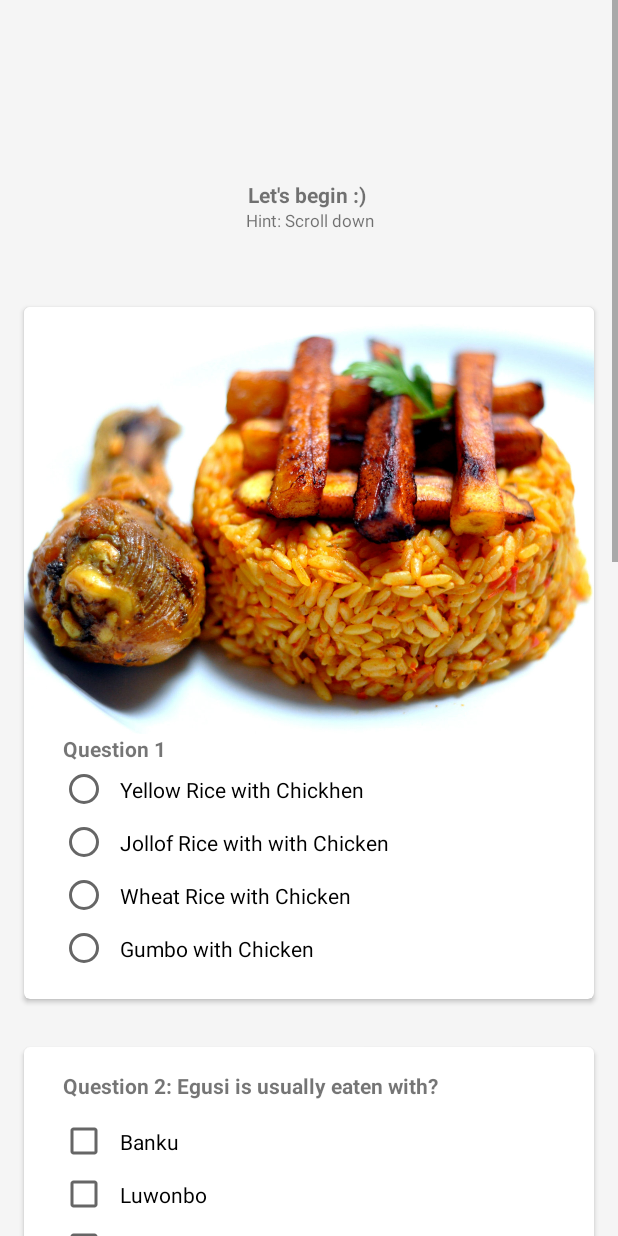
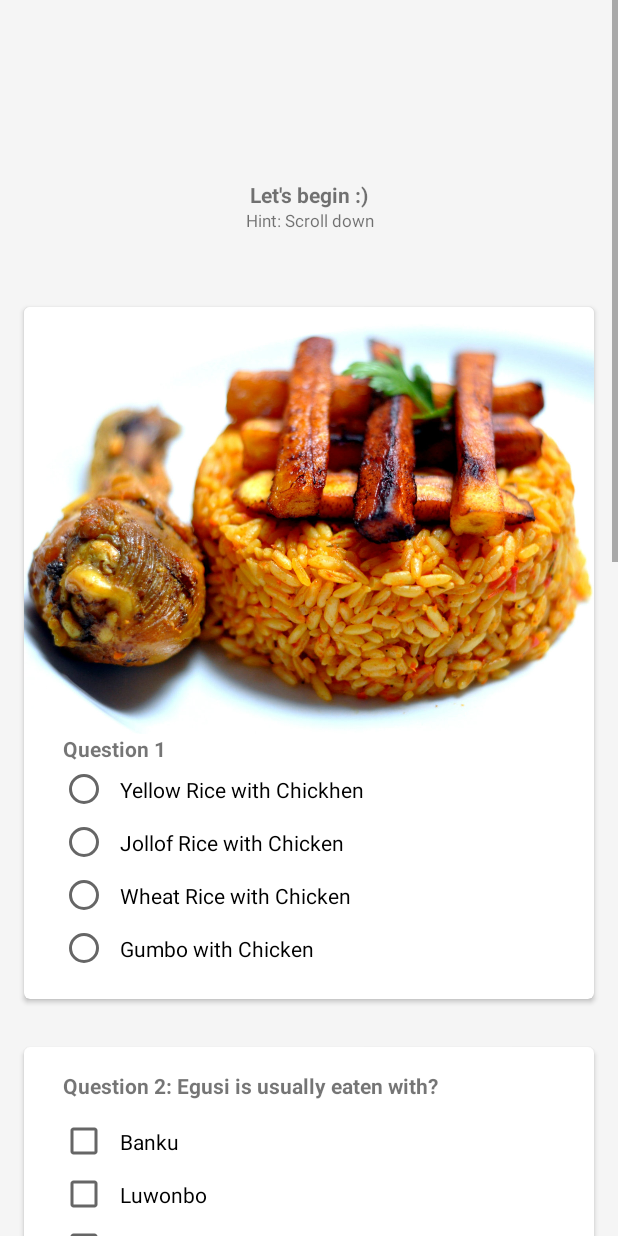
Before and after one commit to baiden/Quiz-App, an Android app: the MainActivity screen opened directly, with no data from a screen before it, on a phone screen of 412 x 824 dp. Run offline under Robolectric (Android 15) with nearby library versions, the phone set to English and light mode, and no system bars; Roboto replaces fonts that are not available here.

Commit message:
I fixed the submit button issue which keeps adding whenever the button is clicked. I simply disabled it after it has served its purpose. I also fixed question one B's typo in the xml. Lastly, I updated the comments in the MainActivity.java file and updated the strings.xml file.

```diff
--- a/app/src/main/java/com/example/android/quizapp2/MainActivity.java
+++ b/app/src/main/java/com/example/android/quizapp2/MainActivity.java
@@ -176,16 +176,19 @@ public class MainActivity extends AppCompatActivity {
 
                                 String scoreMessage = createScoreSummary(name, totalQuizScore);
                                 if (totalQuizScore >= 80){
-                                    Toast.makeText(this, scoreMessage + "Bravo! :)", Toast.LENGTH_LONG).show();
+                                    Toast.makeText(this, scoreMessage + " Bravo! :)", Toast.LENGTH_LONG).show();
+                                    disableSubmitButton();
                                     startActivity(new Intent(Intent.ACTION_VIEW, Uri.parse("https://www.youtube.com/watch?v=rW6M8D41ZWU")));
                                 }
                                 else {
-                                    Toast.makeText(this, scoreMessage + "Not bad, better luck next time ;)", Toast.LENGTH_LONG).show();
+                                    Toast.makeText(this, scoreMessage + " Not bad, better luck next time ;)", Toast.LENGTH_LONG).show();
+                                    disableSubmitButton();
                                 }
                             }
                             if (totalQuizScore <= 59){
                                 String scoreMessage = createScoreSummary(name, totalQuizScore);
                                 Toast.makeText(this, scoreMessage + " Try again :(", Toast.LENGTH_LONG).show();
+                                disableSubmitButton();
                             }
 
                             }
@@ -212,6 +215,7 @@ public class MainActivity extends AppCompatActivity {
      */
     private int computeTotalQuizScore(boolean addBanku, boolean addLuwonbo, boolean addIrio, boolean addEba, boolean addNigeriaQ3,
                                       boolean addGhanaQ3, boolean addTunisia, boolean addWakanda, String questionFourInput, boolean addNigeria, boolean addGhana) {
+
             totalQuizScore += questionOneResults;
             totalQuizScore += getQuestionTwoScore(addBanku, addLuwonbo, addIrio, addEba);
             totalQuizScore += getQuestionThreeScore(addNigeriaQ3, addGhanaQ3, addTunisia, addWakanda);
@@ -225,7 +229,7 @@ public class MainActivity extends AppCompatActivity {
     /**
      * Creates a summary of your score
      *
-     * @param name              of the user
+     * @param name of the user
      * @param addTotalQuizScore contains the total Quiz Score
      * @return text summary of quiz scores
      */
@@ -242,23 +246,23 @@ public class MainActivity extends AppCompatActivity {
         switch (view.getId()) {
             case R.id.yellowRiceOneRadioButton:
                 if (checked1) {
-                    questionOneResults = 0;
+                    questionOneResults = 0; //Wrong answer, hence a penalty of 10 marks is deducted
                     break;
                 }
             case R.id.jollofRiceOneRadioButton:
                 if (checked1) {
-                    questionOneResults = eachQuizScore;
+                    questionOneResults = eachQuizScore; //Correct answer
                     break;
                 }
             case R.id.wheatRiceOneRadioButton:
                 if (checked1) {
-                    questionOneResults = 0;
+                    questionOneResults = 0; //Wrong answer, hence a penalty of 10 marks is deducted
                     break;
                 }
 
             case R.id.gumboOneRadioButton:
                 if (checked1){
-                    questionOneResults = 0;
+                    questionOneResults = 0; //Wrong answer, hence a penalty of 10 marks is deducted
                     break;
                 }
         }
@@ -270,10 +274,10 @@ public class MainActivity extends AppCompatActivity {
     /**
      * Gets Question Two's Score
      *
-     * @param addBanku    adds 5 marks to Question 2's score
-     * @param addLuwonbo adds 5 marks to Question 2's score
-     * @param addLuwonbo  sets Question 2's score to 0
-     * @param addEba      adds 5 marks to Question 2's score
+     * @param addBanku    adds 10 marks to Question 2's score
+     * @param addLuwonbo adds 10 marks to Question 2's score
+     * @param addIrio  sets Question 2's score to 0
+     * @param addEba      adds 10 marks to Question 2's score
      * @return text summary of Question 2's score
      */
     public int getQuestionTwoScore(boolean addBanku, boolean addLuwonbo, boolean addIrio, boolean addEba) {
@@ -306,10 +310,10 @@ public class MainActivity extends AppCompatActivity {
     /**
      * Gets Question Three's Score
      *
-     * @param addNigeriaQ3    adds 5 marks to Question 3's score
-     * @param addGhanaQ3  adds 5 marks to Question 3's score
-     * @param addTunisia sets Question 3's score to 0
-     * @param addWakanda  adds 5 marks to Question 3's score
+     * @param addNigeriaQ3    adds 10 marks to Question 3's score
+     * @param addGhanaQ3  adds 10 marks to Question 3's score
+     * @param addTunisia deducts 10 marks from Question 3's score
+     * @param addWakanda  deducts 10 marks from Question 3's score
      * @return text summary of Question 3's score
      */
     public int getQuestionThreeScore(boolean addNigeriaQ3, boolean addGhanaQ3, boolean addTunisia, boolean addWakanda) {
@@ -321,10 +325,10 @@ public class MainActivity extends AppCompatActivity {
             questionThreeResults += forEachScore; //Correct answer
         }
         if (addTunisia) {
-            questionThreeResults += -forEachScore; //Wrong answer, hence a penalty of 5 marks is deducted
+            questionThreeResults += -forEachScore; //Wrong answer, hence a penalty of 10 marks is deducted
         }
         if (addWakanda) {
-            questionThreeResults += -forEachScore; //Wrong answer, hence a penalty of 5 marks is deducted
+            questionThreeResults += -forEachScore; //Wrong answer, hence a penalty of 10 marks is deducted
         }
 
         if (questionThreeResults < 0){
@@ -341,15 +345,15 @@ public class MainActivity extends AppCompatActivity {
     /**
      * Gets Question Four's Score
      *
-     * @param questionFourInput adds 15 marks to Question 4's score
+     * @param questionFourInput adds 20 marks to Question 4's score
      * @return text summary of Question 4's score
      */
     public int getQuestionFourScore(String questionFourInput) {
         if (questionFourInput.equals("South Africa") || questionFourInput.equals("south africa")) {
-            questionFourResults += eachQuizScore;
+            questionFourResults += eachQuizScore; //Correct answer
         }
         else {
-            questionFourResults = 0;
+            questionFourResults = 0; //Wrong answer
         }
         return questionFourResults;
     }
@@ -361,11 +365,13 @@ public class MainActivity extends AppCompatActivity {
     /**
      * Gets Bonus Question's Score
      *
-     * @param addNigeria adds 15 marks to Bonus Question's score
-     * @param addGhana adds 15 marks to Bonus Question's score
+     * @param addNigeria adds 20 marks to Bonus Question's score if selected
+     * @param addGhana adds 20 marks to Bonus Question's score if selected
      * @return text summary of Bonus Question's score
      */
     public int getQuestionFiveScore(boolean addNigeria, boolean addGhana){
+        //NB: Either option or both of them is correct because everyone is right in his/her own eyes :D
+
         if (addNigeria){
             questionFiveResults = bonusQuizScore;
         }
@@ -397,4 +403,12 @@ public class MainActivity extends AppCompatActivity {
         startActivity(intent);
     }
 
+    public void disableSubmitButton(){
+        Button submitBtn = (Button)findViewById(R.id.submitResults);
+        submitBtn.setEnabled(false);
+        submitBtn.setBackgroundResource(R.color.colorDanger);
+        submitBtn.setText(R.string.resultsSubmitted);
+
     }
+
+}
--- a/app/src/main/res/layout/activity_main.xml
+++ b/app/src/main/res/layout/activity_main.xml
@@ -19,42 +19,11 @@
             android:layout_marginTop="120dp"
             android:orientation="vertical">
 
-
-            <!--&lt;!&ndash;Beginning Of Quiz Title CardView&ndash;&gt;-->
-            <!--<android.support.v7.widget.CardView xmlns:card_view="http://schemas.android.com/apk/res-auto"-->
-                <!--android:layout_width="match_parent"-->
-                <!--android:layout_height="wrap_content"-->
-                <!--android:layout_gravity="center"-->
-                <!--android:layout_marginBottom="8dp"-->
-                <!--android:layout_marginLeft="16dp"-->
-                <!--android:layout_marginRight="16dp"-->
-                <!--android:layout_marginTop="16dp"-->
-                <!--android:elevation="4dp"-->
-                <!--android:nestedScrollingEnabled="false"-->
-                <!--card_view:cardCornerRadius="4dp">-->
-
-                <!--<RelativeLayout-->
-                    <!--android:layout_width="match_parent"-->
-                    <!--android:layout_height="wrap_content"-->
-                    <!--android:background="#fff">-->
-
-                    <!--<ImageView-->
-                        <!--android:id="@+id/bg_img"-->
-                        <!--android:layout_width="match_parent"-->
-                        <!--android:layout_height="match_parent"-->
-                        <!--android:adjustViewBounds="true"-->
-                        <!--android:elevation="4dp"-->
-                        <!--android:src="@drawable/backy" />-->
-
-                <!--</RelativeLayout>-->
-            <!--</android.support.v7.widget.CardView>-->
-            <!--&lt;!&ndash;End Of Quiz Title CardView&ndash;&gt;-->
-
             <TextView
                 android:layout_width="match_parent"
                 android:layout_height="wrap_content"
                 android:gravity="center_horizontal"
-                android:text="Let's begin :) "
+                android:text="@string/let_s_begin"
                 android:textStyle="bold"/>
 
             <TextView
@@ -62,7 +31,7 @@
                 android:layout_height="wrap_content"
                 android:gravity="center_horizontal"
                 android:textSize="11sp"
-                android:text="Hint: Scroll down"
+                android:text="@string/hint_scroll_down"
                 android:layout_marginBottom="50dp"/>
 
             <!-- Beginning of Question 1 Card View -->
@@ -94,7 +63,7 @@
                     <TextView
                         android:layout_width="wrap_content"
                         android:layout_height="wrap_content"
-                        android:text="Question 1"
+                        android:text="@string/question_1"
                         android:textStyle="bold"
                         android:layout_marginLeft="26dp"/>
 
@@ -110,7 +79,7 @@
                                 android:id="@+id/yellowRiceOneRadioButton"
                                 android:layout_width="wrap_content"
                                 android:layout_height="wrap_content"
-                                android:text="Yellow Rice with Chickhen"
+                                android:text="@string/yellow_rice_with_chickhen"
                                 android:padding="8dp"
                                 android:layout_marginLeft="24dp"
                                 android:layout_marginRight="24dp"
@@ -123,7 +92,7 @@
                                 android:padding="8dp"
                                 android:layout_marginLeft="24dp"
                                 android:layout_marginRight="24dp"
-                                android:text="Jollof Rice with with Chicken"
+                                android:text="@string/jollof_rice_with_chicken"
                                 android:onClick="onCheckedQuestion1"/>
 
                             <RadioButton
@@ -133,7 +102,7 @@
                                 android:padding="8dp"
                                 android:layout_marginLeft="24dp"
                                 android:layout_marginRight="24dp"
-                                android:text="Wheat Rice with Chicken"
+                                android:text="@string/wheat_rice_with_chicken"
                                 android:onClick="onCheckedQuestion1"/>
 
                             <RadioButton
@@ -143,7 +112,7 @@
                                 android:padding="8dp"
                                 android:layout_marginLeft="24dp"
                                 android:layout_marginRight="24dp"
-                                android:text="Gumbo with Chicken"
+                                android:text="@string/gumbo_with_chicken"
                                 android:onClick="onCheckedQuestion1"/>
 
                     </RadioGroup>
@@ -174,7 +143,7 @@
                     <TextView
                         android:layout_width="match_parent"
                         android:layout_height="wrap_content"
-                        android:text="Question 2: Egusi is usually eaten with?"
+                        android:text="@string/question_2_egusi_is_usually_eaten_with"
                         android:textStyle="bold"
                         android:layout_marginTop="16dp"
                         android:layout_marginLeft="26dp"
@@ -187,7 +156,7 @@
                         android:padding="8dp"
                         android:layout_marginLeft="24dp"
                         android:layout_marginRight="24dp"
-                        android:text="Banku" />
+                        android:text="@string/banku" />
 
                     <CheckBox
                         android:id="@+id/luwonboCheckBox"
@@ -196,7 +165,7 @@
                         android:padding="8dp"
                         android:layout_marginLeft="24dp"
                         android:layout_marginRight="24dp"
-                        android:text="Luwonbo" />
+                        android:text="@string/luwonbo" />
 
                     <CheckBox
                         android:id="@+id/irioCheckBox"
@@ -205,7 +174,7 @@
                         android:padding="8dp"
                         android:layout_marginLeft="24dp"
                         android:layout_marginRight="24dp"
-                        android:text="Irio" />
+                        android:text="@string/irio" />
 
                     <CheckBox
                         android:id="@+id/ebaCheckBox"
@@ -214,7 +183,7 @@
                         android:padding="8dp"
                         android:layout_marginLeft="24dp"
                         android:layout_marginRight="24dp"
-                        android:text="Eba"
+                        android:text="@string/eba"
                         android:layout_marginBottom="16dp"/>
 
                     <TextView
@@ -222,7 +191,7 @@
                         android:layout_height="wrap_content"
                         android:gravity="center_horizontal"
                         android:textSize="11sp"
-                        android:text="Hint: You can select more than one option"/>
+                        android:text="@string/hint_you_can_select_more_than_one_option"/>
                 </LinearLayout>
             </android.support.v7.widget.CardView>
             <!--End of Question 2 Card View-->
@@ -249,7 +218,7 @@
                     <TextView
                         android:layout_width="wrap_content"
                         android:layout_height="wrap_content"
-                        android:text="Question 3: Fufu is popular in which country? "
+                        android:text="@string/question_3_fufu_is_popular_in_which_country"
                         android:textStyle="bold"
                         android:layout_marginTop="16dp"
                         android:layout_marginLeft="26dp"
@@ -262,7 +231,7 @@
                         android:padding="8dp"
                         android:layout_marginLeft="24dp"
                         android:layout_marginRight="24dp"
-                        android:text="Nigeria"/>
+                        android:text="@string/nigeria"/>
 
                     <CheckBox
                         android:id="@+id/ghanaQ3CheckBox"
@@ -271,7 +240,7 @@
                         android:padding="8dp"
                         android:layout_marginLeft="24dp"
                         android:layout_marginRight="24dp"
-                        android:text="Ghana"/>
+                        android:text="@string/ghana"/>
 
                     <CheckBox
                         android:id="@+id/tunisiaCheckBox"
@@ -280,7 +249,7 @@
                         android:padding="8dp"
                         android:layout_marginLeft="24dp"
                         android:layout_marginRight="24dp"
-                        android:text="Tunisia"/>
+                        android:text="@string/tunisia"/>
 
                     <CheckBox
                         android:id="@+id/wakandaCheckBox"
@@ -289,7 +258,7 @@
                         android:padding="8dp"
                         android:layout_marginLeft="24dp"
                         android:layout_marginRight="24dp"
-                        android:text="Wakanda"
+                        android:text="@string/wakanda"
                         android:layout_marginBottom="16dp"/>
 
                     <TextView
@@ -297,7 +266,7 @@
                         android:layout_height="wrap_content"
                         android:gravity="center_horizontal"
                         android:textSize="11sp"
-                        android:text="Hint: You can select more than one option"/>
+                        android:text="@string/hint_you_can_select_more_than_one_option"/>
                 </LinearLayout>
             </android.support.v7.widget.CardView>
             <!-- End of Question 3 Card View -->
@@ -330,7 +299,7 @@
                     <TextView
                         android:layout_width="wrap_content"
                         android:layout_height="wrap_content"
-                        android:text="Question 4"
+                        android:text="@string/question_4"
                         android:textStyle="bold"
                         android:layout_marginTop="8dp"
                         android:layout_marginLeft="26dp"
@@ -340,7 +309,7 @@
                         android:layout_width="match_parent"
                         android:layout_height="wrap_content"
                         android:gravity="center_horizontal"
-                        android:text="Chakalaka is a popular local food"
+                        android:text="@string/chakalaka_is_a_popular_local_food"
                         android:layout_marginTop="8dp" />
 
                     <EditText
@@ -350,7 +319,7 @@
                         android:layout_marginLeft="24dp"
                         android:layout_marginRight="24dp"
                         android:layout_marginBottom="20dp"
-                        android:hint="Which country is it found in?"
+                        android:hint="@string/which_country_is_it_found_in"
                         android:layout_margin="16dp"/>
 
                     <TextView
@@ -358,7 +327,7 @@
                         android:layout_height="wrap_content"
                         android:gravity="center_horizontal"
                         android:textSize="11sp"
-                        android:text="Hint: It is common among in the southern part of Africa"
+                        android:text="@string/hint_it_is_common_in_the_southern_part_of_africa"
                         android:layout_marginBottom="16dp"/>
 
                 </LinearLayout>
@@ -399,7 +368,7 @@
                             android:id="@+id/item_questionNumber2"
                             android:layout_width="wrap_content"
                             android:layout_height="wrap_content"
-                            android:text="Bonus Question"
+                            android:text="@string/bonus_question"
                             android:textSize="18sp"
                             android:textStyle="bold"
                             android:layout_marginLeft="5dp"/>
@@ -408,7 +377,7 @@
                             android:id="@+id/item_question2"
                             android:layout_width="wrap_content"
                             android:layout_height="wrap_content"
-                            android:text="Who prepares it better?"
+                            android:text="@string/who_prepares_it_better"
                             android:layout_marginLeft="5dp"/>
 
                         <LinearLayout
@@ -421,13 +390,13 @@
                                 android:id="@+id/nigeriaCheckBox"
                                 android:layout_width="wrap_content"
                                 android:layout_height="wrap_content"
-                                android:text="Nigeria"/>
+                                android:text="@string/nigeria"/>
 
                             <CheckBox
                                 android:id="@+id/ghanaCheckBox"
                                 android:layout_width="wrap_content"
                                 android:layout_height="wrap_content"
-                                android:text="Ghana"/>
+                                android:text="@string/ghana"/>
                         </LinearLayout>
 
                     </LinearLayout>
@@ -455,7 +424,7 @@
                         android:id="@+id/name_textInputEditText"
                         android:layout_width="match_parent"
                         android:layout_height="wrap_content"
-                        android:hint="Enter your name here:" />
+                        android:hint="@string/enter_your_name_here" />
                 </android.support.design.widget.TextInputLayout>
 
                 <Button
@@ -468,7 +437,7 @@
                     android:layout_marginRight="16dp"
                     android:background="#03a9f4"
                     android:elevation="4dp"
-                    android:text="Submit"
+                    android:text="@string/submit"
                     android:onClick="submitResults"
                     android:textColor="#fff"/>
 
@@ -482,7 +451,7 @@
                     android:layout_marginRight="16dp"
                     android:background="#00796b"
                     android:elevation="4dp"
-                    android:text="Try Again"
+                    android:text="@string/try_again"
                     android:onClick="tryAgain"
                     android:textColor="#fff"/>
             </RelativeLayout>
--- a/app/src/main/res/values/strings.xml
+++ b/app/src/main/res/values/strings.xml
@@ -22,4 +22,32 @@
 
     <string name="play_again_desc">To see the welcome slider again, goto Settings -> apps -> welcome slider -> clear data</string>
     <string name="play_again">Play Again</string>
+    <string name="resultsSubmitted">Sent</string>
+    <string name="let_s_begin">Let\'s begin :)</string>
+    <string name="hint_scroll_down">Hint: Scroll down</string>
+    <string name="question_1">Question 1</string>
+    <string name="yellow_rice_with_chickhen">Yellow Rice with Chickhen</string>
+    <string name="jollof_rice_with_chicken">Jollof Rice with Chicken</string>
+    <string name="wheat_rice_with_chicken">Wheat Rice with Chicken</string>
+    <string name="gumbo_with_chicken">Gumbo with Chicken</string>
+    <string name="question_2_egusi_is_usually_eaten_with">Question 2: Egusi is usually eaten with?</string>
+    <string name="banku">Banku</string>
+    <string name="luwonbo">Luwonbo</string>
+    <string name="irio">Irio</string>
+    <string name="eba">Eba</string>
+    <string name="question_3_fufu_is_popular_in_which_country">Question 3: Fufu is popular in which country?</string>
+    <string name="tunisia">Tunisia</string>
+    <string name="wakanda">Wakanda</string>
+    <string name="hint_you_can_select_more_than_one_option">Hint: You can select more than one option</string>
+    <string name="question_4">Question 4</string>
+    <string name="chakalaka_is_a_popular_local_food">Chakalaka is a popular local food</string>
+    <string name="which_country_is_it_found_in">Which country is it found in?</string>
+    <string name="hint_it_is_common_in_the_southern_part_of_africa">Hint: It is common in the southern part of Africa</string>
+    <string name="bonus_question">Bonus Question</string>
+    <string name="who_prepares_it_better">Who prepares it better?</string>
+    <string name="nigeria">Nigeria</string>
+    <string name="ghana">Ghana</string>
+    <string name="enter_your_name_here">Enter your name here:</string>
+    <string name="submit">Submit</string>
+    <string name="try_again">Try Again</string>
 </resources>
```
Lines whose indentation alone changed are shown as unchanged.
